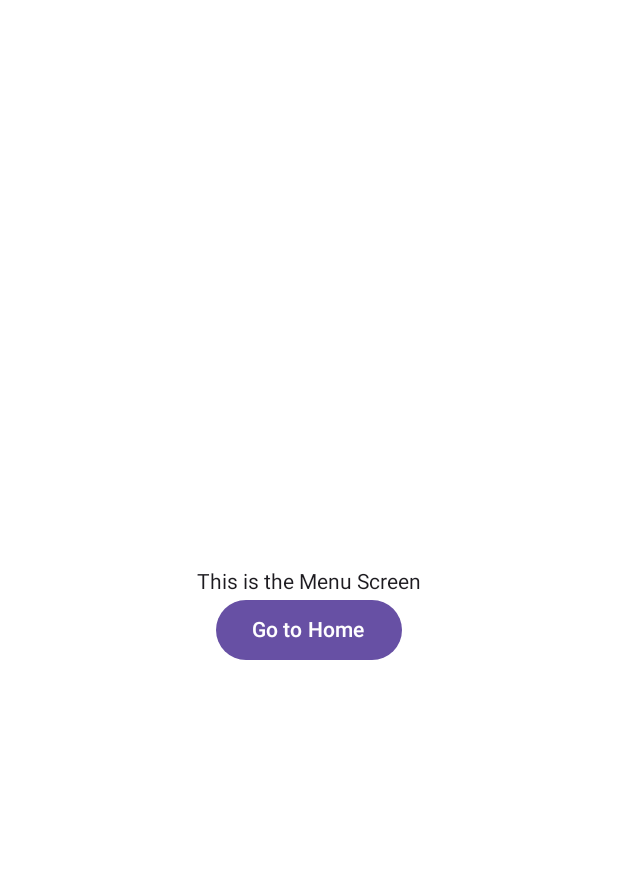
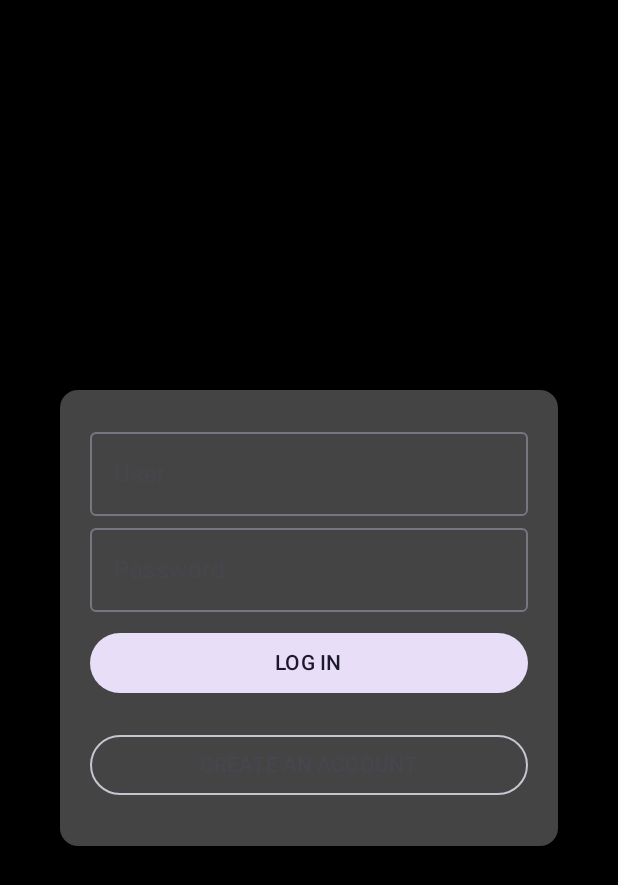
Before and after one commit to KryzNov/App-Moviles, an Android app built with Jetpack Compose: the screen it shows after launch (MainActivity), on a phone screen of 412 x 824 dp. Shown: the top 885 px of the screen. Run offline under Robolectric (Android 15) with nearby library versions, the phone set to English and light mode, and no system bars; pictures from the network do not load.

Commit message:
Feat :sparkles: , (loginScreen) Created , Login screen interface

```diff
--- a/app/build.gradle.kts
+++ b/app/build.gradle.kts
@@ -60,10 +60,8 @@ dependencies {
     implementation(libs.androidx.ui.tooling.preview)
     implementation(libs.androidx.material3)
     implementation(libs.androidx.navigation.compose)
-    implementation(libs.androidx.navigation.runtime.ktx)
-    implementation(libs.androidx.storage)
     implementation(libs.androidx.adaptive.android)
-    //implementation(libs.androidx.navigation.runtime.ktx)
+    // implementation(libs.androidx.navigation.runtime.ktx)
     testImplementation(libs.junit)
     androidTestImplementation(libs.androidx.junit)
     androidTestImplementation(libs.androidx.espresso.core)
@@ -71,4 +69,5 @@ dependencies {
     androidTestImplementation(libs.androidx.ui.test.junit4)
     debugImplementation(libs.androidx.ui.tooling)
     debugImplementation(libs.androidx.ui.test.manifest)
+    implementation("io.coil-kt:coil-compose:2.4.0")
 }
--- a/app/src/main/java/com/example/mya/MainActivity.kt
+++ b/app/src/main/java/com/example/mya/MainActivity.kt
@@ -55,6 +55,7 @@ import androidx.navigation.compose.composable
 import androidx.navigation.compose.rememberNavController
 import com.example.mya.ui.screens.ComponentsScreen
 import com.example.mya.ui.screens.HomeScreen
+import com.example.mya.ui.screens.LoginScreen
 import com.example.mya.ui.screens.MenuScreen
 
 //import androidx.navigation.compose.NavHostController
@@ -313,9 +314,10 @@ fun ComposeMultiScreenApp(){
 
 @Composable
 fun SetupNavGraph(navController: NavHostController){
-    NavHost(navController = navController, startDestination = "menu"){
+    NavHost(navController = navController, startDestination = "login"){
         composable("menu"){ MenuScreen(navController)}
         composable("home"){ HomeScreen(navController) }
-        composable("components"){ ComponentsScreen(navController) }
+        composable("components"){ ComponentsScreen(navController)}
+        composable("login"){ LoginScreen(navController)}
     }
 }
--- /dev/null
+++ b/app/src/main/java/com/example/mya/ui/screens/LoginScreen.kt
@@ -0,0 +1,111 @@
+package com.example.mya.ui.screens
+
+import androidx.compose.foundation.background
+import androidx.compose.foundation.layout.Arrangement
+import androidx.compose.foundation.layout.Column
+import androidx.compose.foundation.layout.fillMaxSize
+import androidx.compose.foundation.layout.fillMaxWidth
+import androidx.compose.foundation.layout.padding
+import androidx.compose.foundation.rememberScrollState
+import androidx.compose.foundation.verticalScroll
+import androidx.compose.material3.Card
+import androidx.compose.material3.CardDefaults
+import androidx.compose.material3.FilledTonalButton
+import androidx.compose.material3.OutlinedButton
+import androidx.compose.material3.OutlinedTextField
+import androidx.compose.material3.Text
+import androidx.compose.runtime.Composable
+import androidx.compose.runtime.getValue
+import androidx.compose.runtime.mutableStateOf
+import androidx.compose.runtime.remember
+import androidx.compose.runtime.setValue
+import androidx.compose.ui.Alignment
+import androidx.compose.ui.Modifier
+import androidx.compose.ui.graphics.Color
+import androidx.compose.ui.layout.ContentScale
+import androidx.compose.ui.layout.ModifierLocalBeyondBoundsLayout
+import androidx.compose.ui.text.input.PasswordVisualTransformation
+import androidx.compose.ui.tooling.preview.Preview
+import androidx.compose.ui.unit.dp
+import androidx.navigation.NavController
+import androidx.navigation.compose.rememberNavController
+import coil.compose.AsyncImage
+
+@Composable
+fun LoginScreen(navController: NavController) {
+    Column(
+        horizontalAlignment = Alignment.CenterHorizontally,
+        verticalArrangement = Arrangement.SpaceEvenly,
+        modifier = Modifier
+            .background(Color.Black)
+            .fillMaxSize()
+            .verticalScroll(rememberScrollState())
+    ) {
+        LoginForm(navController)
+    }
+}
+
+@Composable
+fun LoginForm(navController: NavController) {
+
+    var user by remember { mutableStateOf("") }
+    var password by remember { mutableStateOf("") }
+
+    Card(
+        colors = CardDefaults.cardColors(
+            contentColor = Color.White,
+            containerColor = Color.DarkGray
+        ),
+        modifier = Modifier
+            .padding(40.dp, 0.dp)
+    ) {
+
+        Column(
+            modifier = Modifier
+                .padding(20.dp)
+        ) {
+            /*AsyncImage(
+                model = "https://lh5.googleusercontent.com/proxy/DY9Doz_RUB_gVRuFMPqBr220_XM8KZ284fLqeL193mtyQQ-aNUu2h3hJd3luCMzW-http://adictosalainformatica.com/wp-content/uploads/2012/04/GitHub-Logo.png",
+                contentDescription = "Github Logo",
+                contentScale = ContentScale.Fit
+            )*/
+
+            OutlinedTextField(
+                modifier = Modifier
+                    .fillMaxWidth(),
+                value = user,
+                maxLines = 1,
+                onValueChange = { user = it },
+                label = { Text("User") }
+            )
+
+            OutlinedTextField(
+                modifier = Modifier
+                    .fillMaxWidth(),
+                value = password,
+                maxLines = 1,
+                onValueChange = { user = it },
+                label = { Text("Password") },
+                visualTransformation = PasswordVisualTransformation()
+            )
+
+            FilledTonalButton(
+                modifier = Modifier
+                    .fillMaxWidth()
+                    .padding(0.dp, 10.dp),
+                onClick = {}
+            ) {
+                Text("LOG IN")
+            }
+
+            OutlinedButton(
+                modifier = Modifier
+                    .fillMaxWidth()
+                    .padding(0.dp, 10.dp),
+                onClick = { navController.navigate("home") }
+            ) {
+                Text("CREATE AN ACCOUNT")
+            }
+        }
+    }
+}
```
